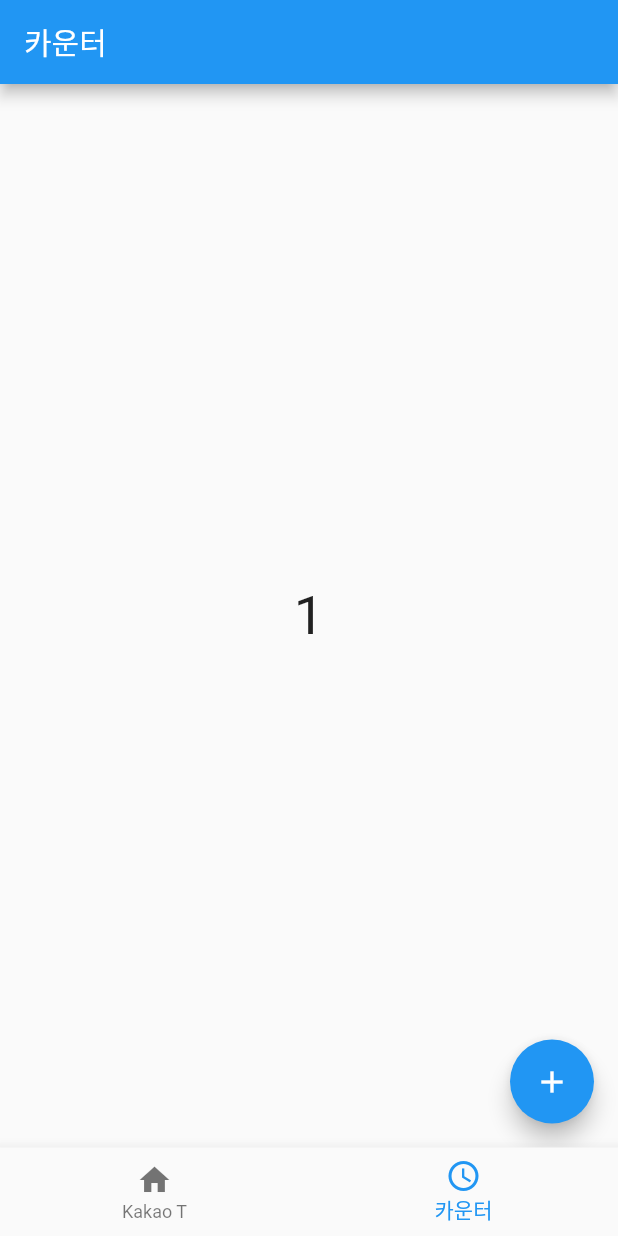
After one commit to json-kim/kakao_t_ui, a Flutter app: the screen it shows after launch, item 2 of the bottom bar chosen, after a tap on the "add" icon, on a phone screen of 412 x 824 dp. The commit adds this screen. Run offline on Flutter 3.47's test engine with Material 2 defaults, Android fonts, the phone set to English and light mode, and no system bars; network calls fail.

Commit message:
feat : 카운터 스크린, 바텀네비게이션바 추가
FloatingActionButton 을 활용한 카운터스크린을 만들고,
BottomNavigationBar 를 이용하여 페이지 변경

```diff
--- a/lib/main.dart
+++ b/lib/main.dart
@@ -1,7 +1,6 @@
 import 'package:flutter/material.dart';
-import 'package:kakao_t_ui_exam/ui/home/home_screen.dart';
 
-
+import 'ui/home/home_screen.dart';
 
 void main() {
   runApp(const MyApp());
--- /dev/null
+++ b/lib/ui/counter/counter_screen.dart
@@ -0,0 +1,39 @@
+import 'package:flutter/material.dart';
+
+class CounterScreen extends StatefulWidget {
+  const CounterScreen({Key key}) : super(key: key);
+
+  @override
+  State<CounterScreen> createState() => _CounterScreenState();
+}
+
+class _CounterScreenState extends State<CounterScreen> {
+  int _count = 0;
+
+  @override
+  Widget build(BuildContext context) {
+    return Scaffold(
+      appBar: AppBar(
+        title: Text('카운터'),
+      ),
+      body: _buildBody(),
+      floatingActionButton: FloatingActionButton(
+        child: Icon(Icons.add),
+        onPressed: () {
+          setState((){
+            _count++;
+          });
+        },
+      ),
+    );
+  }
+
+  Widget _buildBody() {
+    return Center(
+      child: Text(
+        '$_count',
+        style: TextStyle(fontSize: 36),
+      ),
+    );
+  }
+}
--- a/lib/ui/home/home_screen.dart
+++ b/lib/ui/home/home_screen.dart
@@ -1,85 +1,43 @@
 import 'package:flutter/material.dart';
-import 'package:kakao_t_ui_exam/data/fake_data.dart';
-import 'package:kakao_t_ui_exam/ui/home/components/ad_view.dart';
+import 'package:kakao_t_ui_exam/ui/counter/counter_screen.dart';
+import 'package:kakao_t_ui_exam/ui/kakao_t/kakao_t_screen.dart';
 
-import 'components/menu_widget.dart';
+class HomeScreen extends StatefulWidget {
+  const HomeScreen({Key key}) : super(key: key);
 
-class HomeScreen extends StatelessWidget {
-  const HomeScreen({Key key}) : super(key: key);
+  @override
+  _HomeScreenState createState() => _HomeScreenState();
+}
+
+class _HomeScreenState extends State<HomeScreen> {
+  final _screens = [
+    KakaoTScreen(),
+    CounterScreen(),
+  ];
+  int _idx = 0;
 
   @override
   Widget build(BuildContext context) {
     return Scaffold(
-      appBar: AppBar(
-        backgroundColor: Colors.white,
-        title: Text(
-          '카카오 T',
-          style: TextStyle(
-            color: Colors.black,
+      body: _screens[_idx],
+      bottomNavigationBar: BottomNavigationBar(
+        currentIndex: _idx,
+        onTap: (int idx) {
+          setState(() {
+            _idx = idx;
+          });
+        },
+        items: [
+          BottomNavigationBarItem(
+            icon: Icon(Icons.home),
+            label: 'Kakao T',
           ),
-        ),
-      ),
-      body: _buildBody(),
-    );
-  }
-
-  Widget _buildBody() {
-    final PageController controller = PageController(initialPage: 0);
-    return Padding(
-      padding: const EdgeInsets.all(20.0),
-      child: ListView(
-        children: [
-          _buildMenu(),
-          _buildAds(controller),
-          _buildNotice(),
+          BottomNavigationBarItem(
+            icon: Icon(Icons.watch_later_outlined),
+            label: '카운터',
+          ),
         ],
       ),
     );
   }
-
-  Widget _buildMenu() {
-    return GridView.count(
-      physics: NeverScrollableScrollPhysics(),
-      childAspectRatio: 5/6,
-      shrinkWrap: true,
-      crossAxisCount: 4,
-      children: fakeMenus.map((e) => MenuWidget(menu: e)).toList(),
-    );
-  }
-
-  Widget _buildAds(PageController controller) {
-    return SizedBox(
-      height: 150,
-      child: PageView(
-        scrollDirection: Axis.horizontal,
-        controller: controller,
-        children: fakeAds.map((e) => AdView(ad: e)).toList(),
-        // children: <Widget>[
-        //   AdView(
-        //     ad: fakeAds[0],
-        //   ),
-        //   AdView(
-        //     ad: fakeAds[1],
-        //   ),
-        //   AdView(
-        //     ad: fakeAds[2],
-        //   ),
-        // ],
-      ),
-    );
-  }
-
-  Widget _buildNotice() {
-    return Column(
-      children: List.generate(
-        50,
-        (idx) => ListTile(
-          leading: Icon(Icons.campaign_outlined),
-          title: Text('공지 $idx'),
-          trailing: Icon(Icons.navigate_next_outlined),
-          onTap: () {},
-        ),
-      ),
-    );
-  }
 }
--- /dev/null
+++ b/lib/ui/kakao_t/kakao_t_screen.dart
@@ -0,0 +1,86 @@
+import 'package:flutter/material.dart';
+import 'package:kakao_t_ui_exam/data/fake_data.dart';
+
+
+import 'components/ad_view.dart';
+import 'components/menu_widget.dart';
+
+class KakaoTScreen extends StatelessWidget {
+  const KakaoTScreen({Key key}) : super(key: key);
+
+  @override
+  Widget build(BuildContext context) {
+    return Scaffold(
+      appBar: AppBar(
+        backgroundColor: Colors.white,
+        title: Text(
+          '카카오 T',
+          style: TextStyle(
+            color: Colors.black,
+          ),
+        ),
+      ),
+      body: _buildBody(),
+    );
+  }
+
+  Widget _buildBody() {
+    final PageController controller = PageController(initialPage: 0);
+    return Padding(
+      padding: const EdgeInsets.all(20.0),
+      child: ListView(
+        children: [
+          _buildMenu(),
+          _buildAds(controller),
+          _buildNotice(),
+        ],
+      ),
+    );
+  }
+
+  Widget _buildMenu() {
+    return GridView.count(
+      physics: NeverScrollableScrollPhysics(),
+      childAspectRatio: 5/6,
+      shrinkWrap: true,
+      crossAxisCount: 4,
+      children: fakeMenus.map((e) => MenuWidget(menu: e)).toList(),
+    );
+  }
+
+  Widget _buildAds(PageController controller) {
+    return SizedBox(
+      height: 150,
+      child: PageView(
+        scrollDirection: Axis.horizontal,
+        controller: controller,
+        children: fakeAds.map((e) => AdView(ad: e)).toList(),
+        // children: <Widget>[
+        //   AdView(
+        //     ad: fakeAds[0],
+        //   ),
+        //   AdView(
+        //     ad: fakeAds[1],
+        //   ),
+        //   AdView(
+        //     ad: fakeAds[2],
+        //   ),
+        // ],
+      ),
+    );
+  }
+
+  Widget _buildNotice() {
+    return Column(
+      children: List.generate(
+        50,
+        (idx) => ListTile(
+          leading: Icon(Icons.campaign_outlined),
+          title: Text('공지 $idx'),
+          trailing: Icon(Icons.navigate_next_outlined),
+          onTap: () {},
+        ),
+      ),
+    );
+  }
+}
```
Also changed, not shown: lib/ui/kakao_t/components/ad_view.dart (renamed from lib/ui/home/components/ad_view.dart), lib/ui/kakao_t/components/menu_widget.dart (renamed from lib/ui/home/components/menu_widget.dart).
